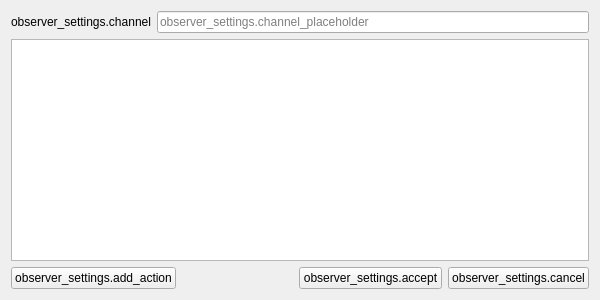
This is observer-settings.ui in x000000/observer as Qt 5 draws it before an edit. The edited form follows.
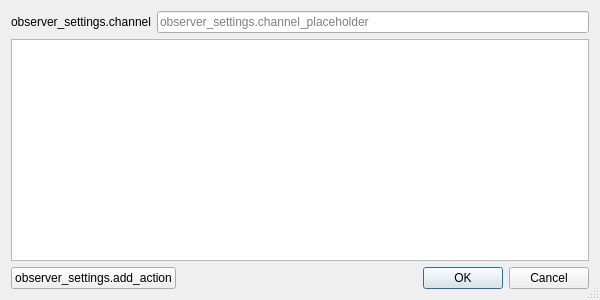
This is the edited form. Custom widgets are drawn as their Qt base class.

Commit message: settings dialog improvements

```diff
--- a/observer-settings.ui
+++ b/observer-settings.ui
@@ -1,7 +1,7 @@
 <?xml version="1.0" encoding="UTF-8"?>
 <ui version="4.0">
  <class>ObserverSettings</class>
- <widget class="ObserverSettings" name="ObserverSettings">
+ <widget class="QDialog" name="ObserverSettings">
   <property name="geometry">
    <rect>
     <x>0</x>
@@ -13,6 +13,9 @@
   <property name="windowTitle">
    <string>Observer Settings</string>
   </property>
+  <property name="sizeGripEnabled">
+   <bool>true</bool>
+  </property>
   <layout class="QVBoxLayout" name="verticalLayout">
    <item>
     <layout class="QHBoxLayout" name="horizontalLayout">
@@ -86,31 +89,16 @@
       </spacer>
      </item>
      <item>
-      <widget class="QPushButton" name="accept_btn">
-       <property name="text">
-        <string>observer_settings.accept</string>
+      <widget class="QDialogButtonBox" name="dialog_buttons">
+       <property name="standardButtons">
+        <set>QDialogButtonBox::Cancel|QDialogButtonBox::Ok</set>
        </property>
       </widget>
      </item>
-     <item>
-      <widget class="QPushButton" name="cancel_btn">
-       <property name="text">
-        <string>observer_settings.cancel</string>
-       </property>
-      </widget>
-     </item>
     </layout>
    </item>
   </layout>
  </widget>
- <customwidgets>
-  <customwidget>
-   <class>ObserverSettings</class>
-   <extends>QWidget</extends>
-   <header>observer-settings.hpp</header>
-   <container>1</container>
-  </customwidget>
- </customwidgets>
  <resources/>
  <connections>
   <connection>
```
Left out of the diff: 22 changed lines with no effect on the pictures. The commit also changes 4 other files.
